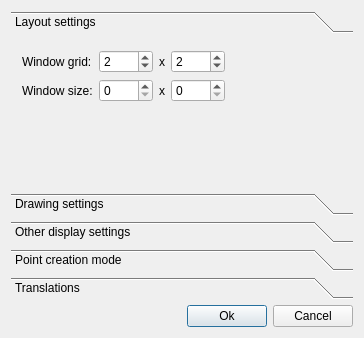
Before: the Qt Designer form src/saisieQT/ui/Settings.ui in micmacIGN/micmac, drawn with Qt 5.
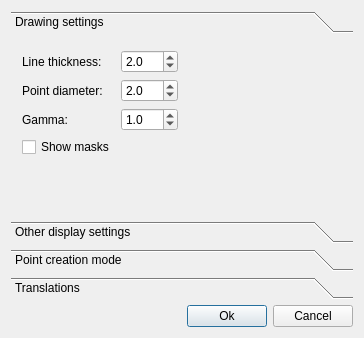
After: the same form once the commit is applied. The open tabs and pages were chosen to show the change. Icons and pictures are not drawn.

Commit message: SaisieQT: clean ui settings

The edit to the form file:
```diff
--- a/src/saisieQT/ui/Settings.ui
+++ b/src/saisieQT/ui/Settings.ui
@@ -32,129 +32,13 @@
      <property name="tabSpacing">
       <number>6</number>
      </property>
-     <widget class="QWidget" name="pageUIsettings">
-      <property name="geometry">
-       <rect>
-        <x>0</x>
-        <y>0</y>
-        <width>255</width>
-        <height>80</height>
-       </rect>
-      </property>
-      <property name="layoutDirection">
-       <enum>Qt::LeftToRight</enum>
-      </property>
-      <attribute name="label">
-       <string>Layout settings</string>
-      </attribute>
-      <layout class="QVBoxLayout" name="verticalLayout_2">
-       <item>
-        <layout class="QGridLayout" name="gridLayout_2">
-         <item row="1" column="0">
-          <widget class="QLabel" name="windowSize_label">
-           <property name="text">
-            <string>Window size:</string>
-           </property>
-          </widget>
-         </item>
-         <item row="1" column="1">
-          <widget class="QSpinBox" name="WindowWidth_spinBox">
-           <property name="maximum">
-            <number>5000</number>
-           </property>
-           <property name="singleStep">
-            <number>10</number>
-           </property>
-          </widget>
-         </item>
-         <item row="1" column="3">
-          <widget class="QSpinBox" name="WindowHeight_spinBox">
-           <property name="maximum">
-            <number>5000</number>
-           </property>
-           <property name="singleStep">
-            <number>10</number>
-           </property>
-          </widget>
-         </item>
-         <item row="0" column="0">
-          <widget class="QLabel" name="NbF_label">
-           <property name="text">
-            <string>Window grid:</string>
-           </property>
-          </widget>
-         </item>
-         <item row="0" column="1">
-          <widget class="QSpinBox" name="NBF_x_spinBox">
-           <property name="maximum">
-            <number>5</number>
-           </property>
-           <property name="value">
-            <number>2</number>
-           </property>
-          </widget>
-         </item>
-         <item row="0" column="2">
-          <widget class="QLabel" name="label">
-           <property name="text">
-            <string>x</string>
-           </property>
-          </widget>
-         </item>
-         <item row="0" column="4">
-          <spacer name="horizontalSpacer">
-           <property name="orientation">
-            <enum>Qt::Horizontal</enum>
-           </property>
-           <property name="sizeHint" stdset="0">
-            <size>
-             <width>40</width>
-             <height>20</height>
-            </size>
-           </property>
-          </spacer>
-         </item>
-         <item row="1" column="2">
-          <widget class="QLabel" name="label_2">
-           <property name="text">
-            <string>x</string>
-           </property>
-          </widget>
-         </item>
-         <item row="0" column="3">
-          <widget class="QSpinBox" name="NBF_y_spinBox">
-           <property name="maximum">
-            <number>4</number>
-           </property>
-           <property name="value">
-            <number>2</number>
-           </property>
-          </widget>
-         </item>
-        </layout>
-       </item>
-       <item>
-        <spacer name="verticalSpacer">
-         <property name="orientation">
-          <enum>Qt::Vertical</enum>
-         </property>
-         <property name="sizeHint" stdset="0">
-          <size>
-           <width>20</width>
-           <height>40</height>
-          </size>
-         </property>
-        </spacer>
-       </item>
-      </layout>
-     </widget>
      <widget class="QWidget" name="pageDrawingSettings">
       <property name="geometry">
        <rect>
         <x>0</x>
         <y>0</y>
-        <width>198</width>
-        <height>137</height>
+        <width>346</width>
+        <height>173</height>
        </rect>
       </property>
       <attribute name="label">
```
Left out of the diff: 6 changed lines with no effect on the pictures. The commit also changes 7 other files.
